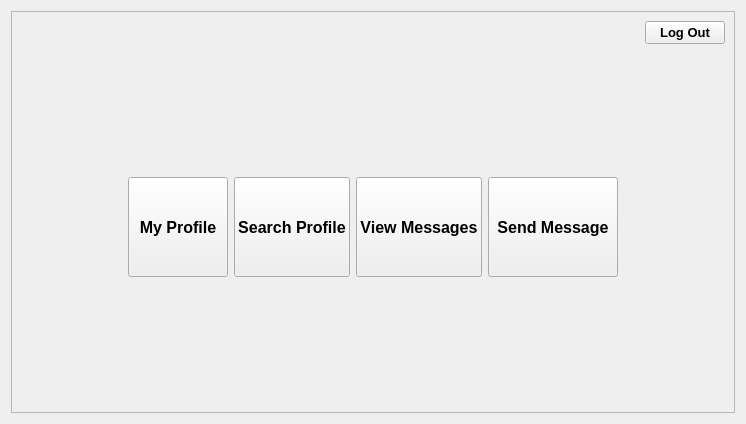
edugaidano/Little-Social-Network, file User_app/src/main_menu/main_menu_widget.ui: the form before one commit.
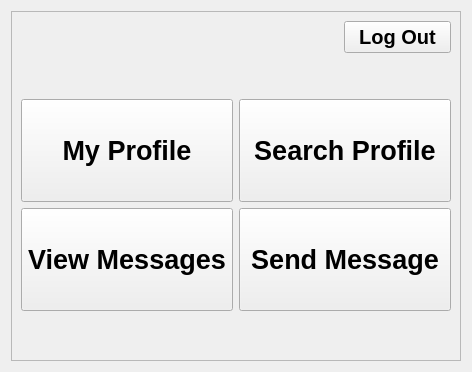
The form after the commit.

```diff
--- a/User_app/src/main_menu/main_menu_widget.ui
+++ b/User_app/src/main_menu/main_menu_widget.ui
@@ -6,16 +6,22 @@
    <rect>
     <x>0</x>
     <y>0</y>
-    <width>746</width>
-    <height>424</height>
+    <width>468</width>
+    <height>368</height>
    </rect>
   </property>
   <property name="windowTitle">
    <string notr="true">Form</string>
   </property>
   <layout class="QGridLayout" name="gridLayout">
-   <item row="0" column="1">
+   <item row="0" column="0">
     <widget class="QFrame" name="generalFrame">
+     <property name="minimumSize">
+      <size>
+       <width>450</width>
+       <height>350</height>
+      </size>
+     </property>
      <property name="maximumSize">
       <size>
        <width>1000</width>
@@ -30,7 +36,7 @@
      </property>
      <layout class="QVBoxLayout" name="verticalLayout">
       <item>
-       <layout class="QHBoxLayout" name="exitLayout">
+       <layout class="QHBoxLayout" name="logOutLayout" stretch="3,1">
         <item>
          <spacer name="horizontalSpacer">
           <property name="orientation">
@@ -55,7 +61,7 @@
           <property name="font">
            <font>
             <family>Arial</family>
-            <pointsize>10</pointsize>
+            <pointsize>15</pointsize>
             <bold>true</bold>
            </font>
           </property>
@@ -77,6 +83,9 @@
         <property name="orientation">
          <enum>Qt::Orientation::Vertical</enum>
         </property>
+        <property name="sizeType">
+         <enum>QSizePolicy::Policy::Minimum</enum>
+        </property>
         <property name="sizeHint" stdset="0">
          <size>
           <width>20</width>
@@ -86,25 +95,96 @@
        </spacer>
       </item>
       <item>
-       <layout class="QHBoxLayout" name="optionsLayout">
+       <layout class="QGridLayout" name="gridLayout_2">
         <property name="leftMargin">
          <number>0</number>
         </property>
-        <item>
-         <spacer name="lefthSpacer">
-          <property name="orientation">
-           <enum>Qt::Orientation::Horizontal</enum>
+        <item row="1" column="1">
+         <widget class="QPushButton" name="sendMessageButton">
+          <property name="sizePolicy">
+           <sizepolicy hsizetype="Preferred" vsizetype="Preferred">
+            <horstretch>0</horstretch>
+            <verstretch>0</verstretch>
+           </sizepolicy>
           </property>
-          <property name="sizeHint" stdset="0">
+          <property name="minimumSize">
            <size>
-            <width>40</width>
-            <height>20</height>
+            <width>130</width>
+            <height>100</height>
            </size>
           </property>
-         </spacer>
+          <property name="font">
+           <font>
+            <family>Arial</family>
+            <pointsize>20</pointsize>
+            <bold>true</bold>
+           </font>
+          </property>
+          <property name="text">
+           <string>Send Message</string>
+          </property>
+         </widget>
         </item>
-        <item>
+        <item row="0" column="1">
+         <widget class="QPushButton" name="searchProfilebutton">
+          <property name="sizePolicy">
+           <sizepolicy hsizetype="Preferred" vsizetype="Preferred">
+            <horstretch>0</horstretch>
+            <verstretch>0</verstretch>
+           </sizepolicy>
+          </property>
+          <property name="minimumSize">
+           <size>
+            <width>115</width>
+            <height>100</height>
+           </size>
+          </property>
+          <property name="font">
+           <font>
+            <family>Arial</family>
+            <pointsize>20</pointsize>
+            <bold>true</bold>
+           </font>
+          </property>
+          <property name="text">
+           <string>Search Profile</string>
+          </property>
+         </widget>
+        </item>
+        <item row="1" column="0">
+         <widget class="QPushButton" name="viewMessagesButton">
+          <property name="sizePolicy">
+           <sizepolicy hsizetype="Preferred" vsizetype="Expanding">
+            <horstretch>0</horstretch>
+            <verstretch>0</verstretch>
+           </sizepolicy>
+          </property>
+          <property name="minimumSize">
+           <size>
+            <width>115</width>
+            <height>100</height>
+           </size>
+          </property>
+          <property name="font">
+           <font>
+            <family>Arial</family>
+            <pointsize>20</pointsize>
+            <bold>true</bold>
+           </font>
+          </property>
+          <property name="text">
+           <string>View Messages</string>
+          </property>
+         </widget>
+        </item>
+        <item row="0" column="0">
          <widget class="QPushButton" name="viewProfileButton">
+          <property name="sizePolicy">
+           <sizepolicy hsizetype="Preferred" vsizetype="Expanding">
+            <horstretch>0</horstretch>
+            <verstretch>0</verstretch>
+           </sizepolicy>
+          </property>
           <property name="minimumSize">
            <size>
             <width>100</width>
@@ -114,7 +194,7 @@
           <property name="font">
            <font>
             <family>Arial</family>
-            <pointsize>12</pointsize>
+            <pointsize>20</pointsize>
             <bold>true</bold>
            </font>
           </property>
@@ -141,79 +221,6 @@
           </property>
          </widget>
         </item>
-        <item>
-         <widget class="QPushButton" name="searchProfilebutton">
-          <property name="minimumSize">
-           <size>
-            <width>115</width>
-            <height>100</height>
-           </size>
-          </property>
-          <property name="font">
-           <font>
-            <family>Arial</family>
-            <pointsize>12</pointsize>
-            <bold>true</bold>
-           </font>
-          </property>
-          <property name="text">
-           <string>Search Profile</string>
-          </property>
-         </widget>
-        </item>
-        <item>
-         <widget class="QPushButton" name="viewMessagesButton">
-          <property name="minimumSize">
-           <size>
-            <width>115</width>
-            <height>100</height>
-           </size>
-          </property>
-          <property name="font">
-           <font>
-            <family>Arial</family>
-            <pointsize>12</pointsize>
-            <bold>true</bold>
-           </font>
-          </property>
-          <property name="text">
-           <string>View Messages</string>
-          </property>
-         </widget>
-        </item>
-        <item>
-         <widget class="QPushButton" name="sendMessageButton">
-          <property name="minimumSize">
-           <size>
-            <width>130</width>
-            <height>100</height>
-           </size>
-          </property>
-          <property name="font">
-           <font>
-            <family>Arial</family>
-            <pointsize>12</pointsize>
-            <bold>true</bold>
-           </font>
-          </property>
-          <property name="text">
-           <string>Send Message</string>
-          </property>
-         </widget>
-        </item>
-        <item>
-         <spacer name="rigthSpacer">
-          <property name="orientation">
-           <enum>Qt::Orientation::Horizontal</enum>
-          </property>
-          <property name="sizeHint" stdset="0">
-           <size>
-            <width>40</width>
-            <height>20</height>
-           </size>
-          </property>
-         </spacer>
-        </item>
        </layout>
       </item>
       <item>
@@ -221,6 +228,9 @@
         <property name="orientation">
          <enum>Qt::Orientation::Vertical</enum>
         </property>
+        <property name="sizeType">
+         <enum>QSizePolicy::Policy::Minimum</enum>
+        </property>
         <property name="sizeHint" stdset="0">
          <size>
           <width>20</width>
```
Left out of the diff: 2 changed lines with no effect on the pictures.
